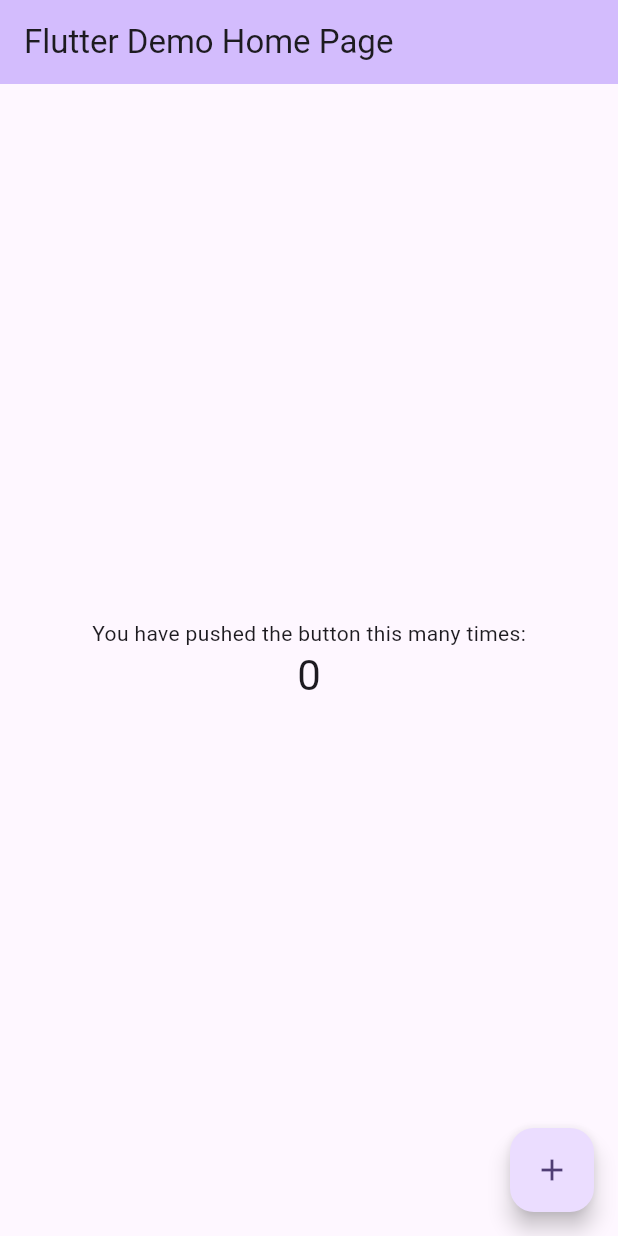
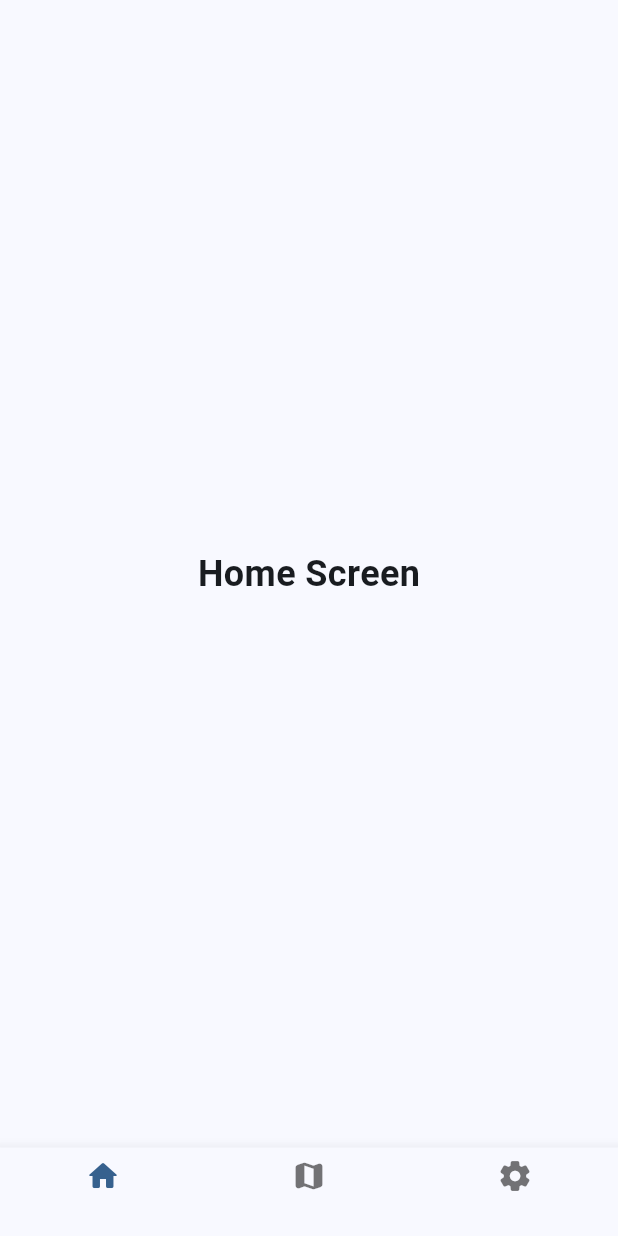
Before and after one commit to tan8325/Project-2, a Flutter app: the screen it shows after launch, on a phone screen of 412 x 824 dp. Run offline on Flutter 3.47's test engine with Material 3 defaults, Android fonts, the light colour scheme and no system bars.

Commit message:
Add bottom navigation with Home, Map, and Settings screens

```diff
--- /dev/null
+++ b/lib/home_screen.dart
@@ -0,0 +1,15 @@
+import 'package:flutter/material.dart';
+
+class HomeScreen extends StatelessWidget {
+  const HomeScreen({super.key});
+
+  @override
+  Widget build(BuildContext context) {
+    return const Center(
+      child: Text(
+        'Home Screen',
+        style: TextStyle(fontSize: 24, fontWeight: FontWeight.bold),
+      ),
+    );
+  }
+}
--- a/lib/main.dart
+++ b/lib/main.dart
@@ -1,4 +1,7 @@
 import 'package:flutter/material.dart';
+import 'home_screen.dart';
+import 'map_screen.dart';
+import 'settings_screen.dart';
 
 void main() {
   runApp(const MyApp());
@@ -7,116 +10,54 @@ void main() {
 class MyApp extends StatelessWidget {
   const MyApp({super.key});
 
-  // This widget is the root of your application.
   @override
   Widget build(BuildContext context) {
     return MaterialApp(
-      title: 'Flutter Demo',
+      title: 'Weatherly',
+      debugShowCheckedModeBanner: false,
       theme: ThemeData(
-        // This is the theme of your application.
-        //
-        // TRY THIS: Try running your application with "flutter run". You'll see
-        // the application has a purple toolbar. Then, without quitting the app,
-        // try changing the seedColor in the colorScheme below to Colors.green
-        // and then invoke "hot reload" (save your changes or press the "hot
-        // reload" button in a Flutter-supported IDE, or press "r" if you used
-        // the command line to start the app).
-        //
-        // Notice that the counter didn't reset back to zero; the application
-        // state is not lost during the reload. To reset the state, use hot
-        // restart instead.
-        //
-        // This works for code too, not just values: Most code changes can be
-        // tested with just a hot reload.
-        colorScheme: ColorScheme.fromSeed(seedColor: Colors.deepPurple),
+        colorScheme: ColorScheme.fromSeed(seedColor: Colors.blue),
       ),
-      home: const MyHomePage(title: 'Flutter Demo Home Page'),
+      home: const MainApp(),
     );
   }
 }
 
-class MyHomePage extends StatefulWidget {
-  const MyHomePage({super.key, required this.title});
-
-  // This widget is the home page of your application. It is stateful, meaning
-  // that it has a State object (defined below) that contains fields that affect
-  // how it looks.
-
-  // This class is the configuration for the state. It holds the values (in this
-  // case the title) provided by the parent (in this case the App widget) and
-  // used by the build method of the State. Fields in a Widget subclass are
-  // always marked "final".
-
-  final String title;
+class MainApp extends StatefulWidget {
+  const MainApp({super.key});
 
   @override
-  State<MyHomePage> createState() => _MyHomePageState();
+  State<MainApp> createState() => _MainAppState();
 }
 
-class _MyHomePageState extends State<MyHomePage> {
-  int _counter = 0;
-
-  void _incrementCounter() {
-    setState(() {
-      // This call to setState tells the Flutter framework that something has
-      // changed in this State, which causes it to rerun the build method below
-      // so that the display can reflect the updated values. If we changed
-      // _counter without calling setState(), then the build method would not be
-      // called again, and so nothing would appear to happen.
-      _counter++;
-    });
-  }
+class _MainAppState extends State<MainApp> {
+  int _selectedIndex = 0;
+  final List<Widget> _screens = [
+    const HomeScreen(),
+    const MapScreen(),
+    const SettingsScreen(),
+  ];
 
   @override
   Widget build(BuildContext context) {
-    // This method is rerun every time setState is called, for instance as done
-    // by the _incrementCounter method above.
-    //
-    // The Flutter framework has been optimized to make rerunning build methods
-    // fast, so that you can just rebuild anything that needs updating rather
-    // than having to individually change instances of widgets.
     return Scaffold(
-      appBar: AppBar(
-        // TRY THIS: Try changing the color here to a specific color (to
-        // Colors.amber, perhaps?) and trigger a hot reload to see the AppBar
-        // change color while the other colors stay the same.
-        backgroundColor: Theme.of(context).colorScheme.inversePrimary,
-        // Here we take the value from the MyHomePage object that was created by
-        // the App.build method, and use it to set our appbar title.
-        title: Text(widget.title),
+      body: _screens[_selectedIndex],
+      bottomNavigationBar: BottomNavigationBar(
+        items: const [
+          BottomNavigationBarItem(icon: Icon(Icons.home_rounded), label: ''),
+          BottomNavigationBarItem(icon: Icon(Icons.map_rounded), label: ''),
+          BottomNavigationBarItem(
+            icon: Icon(Icons.settings_rounded),
+            label: '',
+          ),
+        ],
+        currentIndex: _selectedIndex,
+        onTap: (index) {
+          setState(() {
+            _selectedIndex = index;
+          });
+        },
       ),
-      body: Center(
-        // Center is a layout widget. It takes a single child and positions it
-        // in the middle of the parent.
-        child: Column(
-          // Column is also a layout widget. It takes a list of children and
-          // arranges them vertically. By default, it sizes itself to fit its
-          // children horizontally, and tries to be as tall as its parent.
-          //
-          // Column has various properties to control how it sizes itself and
-          // how it positions its children. Here we use mainAxisAlignment to
-          // center the children vertically; the main axis here is the vertical
-          // axis because Columns are vertical (the cross axis would be
-          // horizontal).
-          //
-          // TRY THIS: Invoke "debug painting" (choose the "Toggle Debug Paint"
-          // action in the IDE, or press "p" in the console), to see the
-          // wireframe for each widget.
-          mainAxisAlignment: MainAxisAlignment.center,
-          children: <Widget>[
-            const Text('You have pushed the button this many times:'),
-            Text(
-              '$_counter',
-              style: Theme.of(context).textTheme.headlineMedium,
-            ),
-          ],
-        ),
-      ),
-      floatingActionButton: FloatingActionButton(
-        onPressed: _incrementCounter,
-        tooltip: 'Increment',
-        child: const Icon(Icons.add),
-      ), // This trailing comma makes auto-formatting nicer for build methods.
     );
   }
 }
--- /dev/null
+++ b/lib/map_screen.dart
@@ -0,0 +1,15 @@
+import 'package:flutter/material.dart';
+
+class MapScreen extends StatelessWidget {
+  const MapScreen({super.key});
+
+  @override
+  Widget build(BuildContext context) {
+    return const Center(
+      child: Text(
+        'Map Screen',
+        style: TextStyle(fontSize: 24, fontWeight: FontWeight.bold),
+      ),
+    );
+  }
+}
--- /dev/null
+++ b/lib/settings_screen.dart
@@ -0,0 +1,15 @@
+import 'package:flutter/material.dart';
+
+class SettingsScreen extends StatelessWidget {
+  const SettingsScreen({super.key});
+
+  @override
+  Widget build(BuildContext context) {
+    return const Center(
+      child: Text(
+        'Settings & Alerts',
+        style: TextStyle(fontSize: 24, fontWeight: FontWeight.bold),
+      ),
+    );
+  }
+}
```
